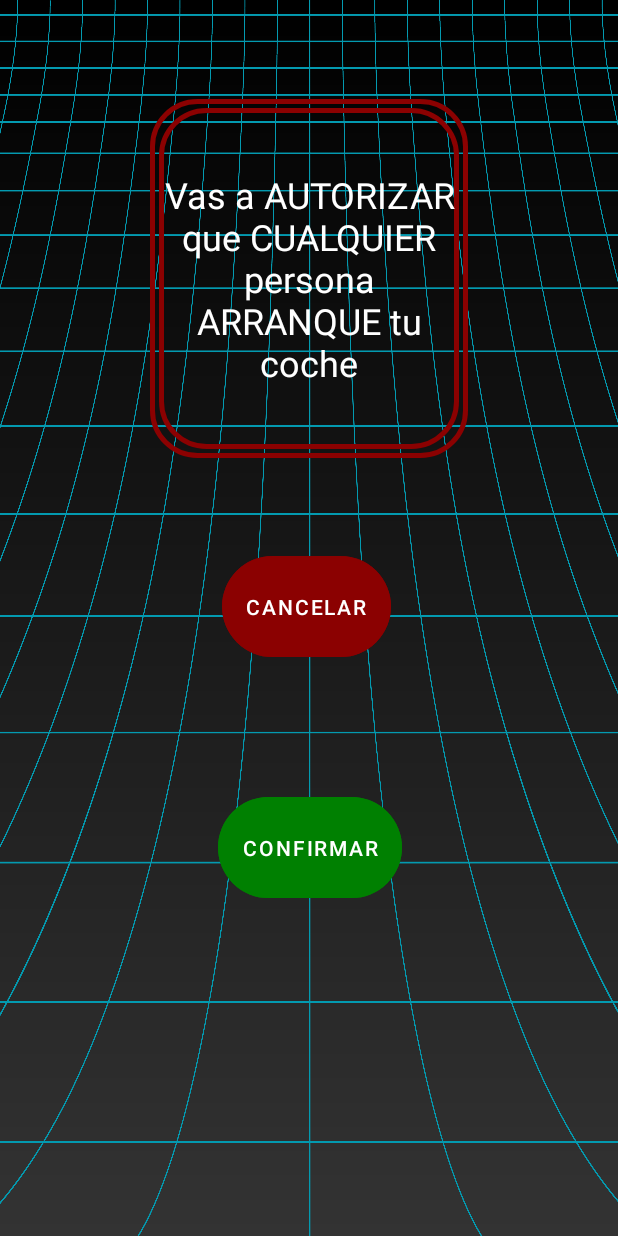
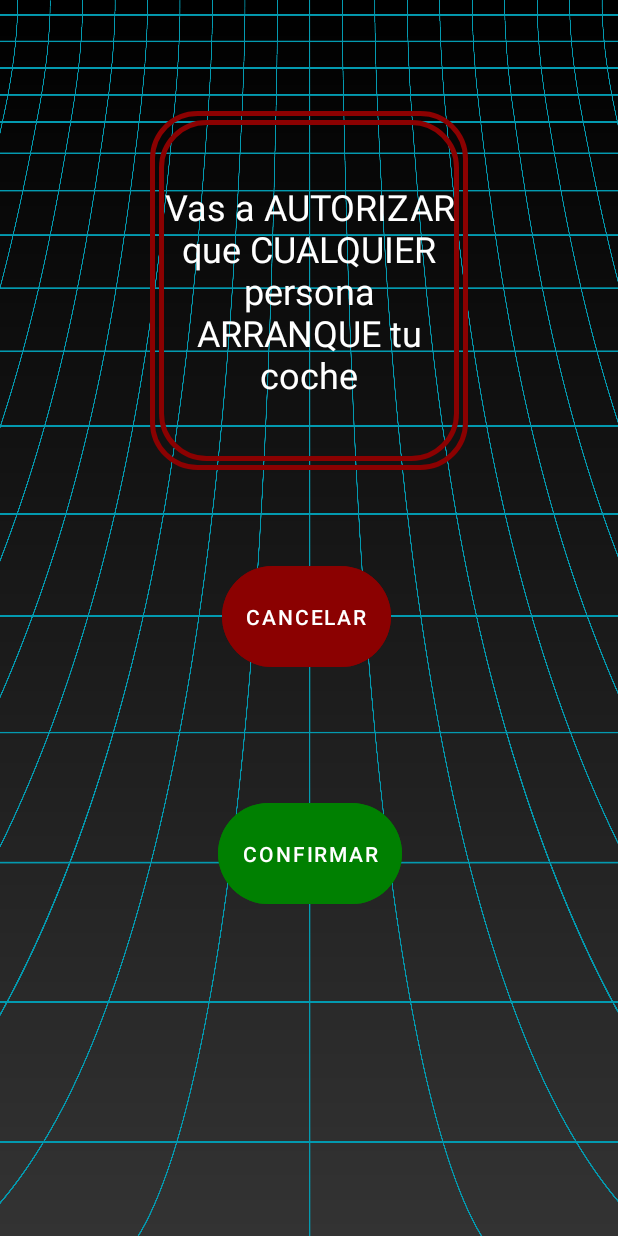
Before and after one commit to Esmecarbea/TFCCarlosFdezIESBarajas15, an Android app: the ModoTallerActivity screen opened directly, with no data from a screen before it, on a phone screen of 412 x 824 dp. Run offline under Robolectric (Android 15) with nearby library versions, the phone set to English and light mode, and no system bars.

```diff
--- a/app/src/main/res/layout/activity_modo_taller.xml
+++ b/app/src/main/res/layout/activity_modo_taller.xml
@@ -25,7 +25,7 @@
         android:layout_width="wrap_content"
         android:layout_height="wrap_content"
         android:orientation="horizontal"
-        app:layout_constraintGuide_percent="0.08" />
+        app:layout_constraintGuide_percent="0.09" />
 
     <TextView
         android:id="@+id/texto_modo_taller"
```
